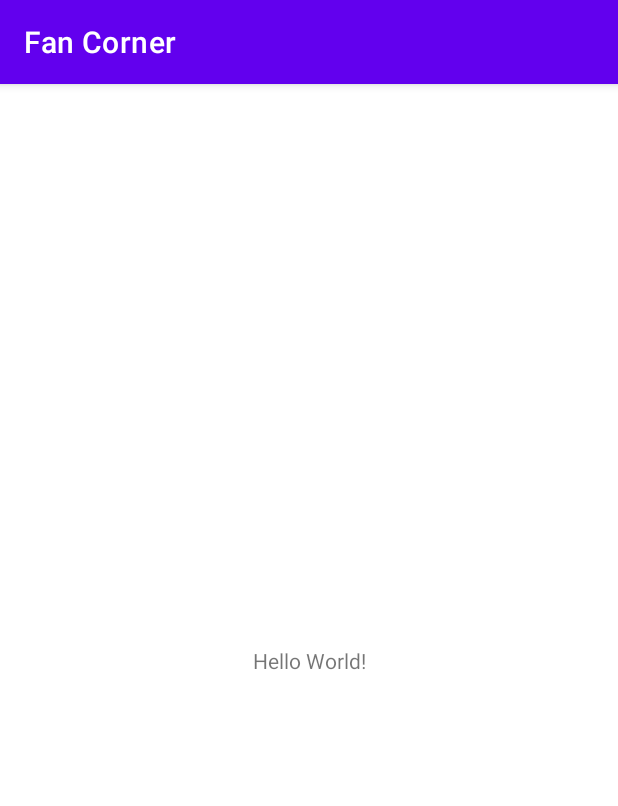
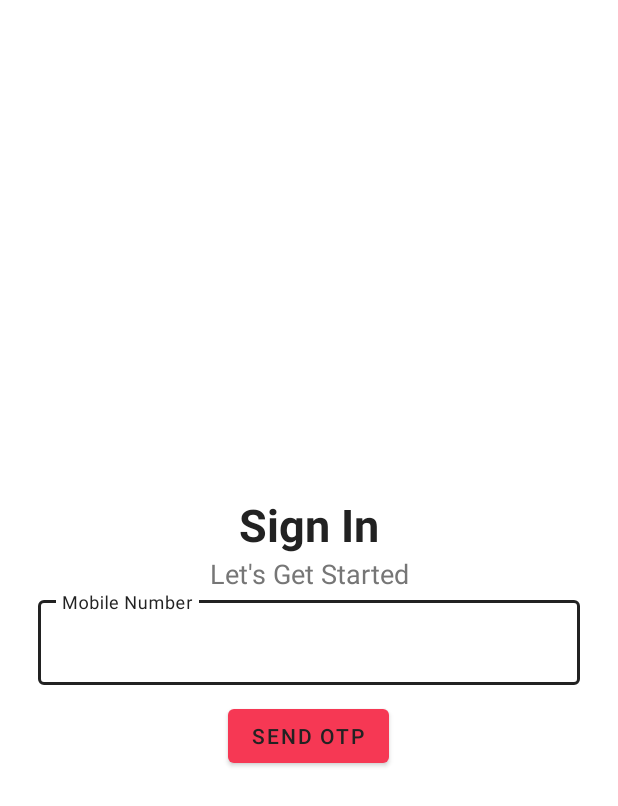
Before and after one commit to The-Code-market/ISL-FanCorner, an Android app: the screen it shows after launch (MainActivity before the commit, SignInScreen after it), on a phone screen of 412 x 824 dp. Shown: the top 806 px of the screen. Run offline under Robolectric (Android 15) with nearby library versions, the phone set to English and light mode, and no system bars.

Commit message:
Added sign in and otp screen

```diff
--- a/app/build.gradle
+++ b/app/build.gradle
@@ -35,4 +35,8 @@ dependencies {
     testImplementation 'junit:junit:4.+'
     androidTestImplementation 'androidx.test.ext:junit:1.1.2'
     androidTestImplementation 'androidx.test.espresso:espresso-core:3.3.0'
+
+    implementation 'com.google.android.material:material:1.2.1'
+    //OTP PIN View Design
+    implementation 'com.chaos.view:pinview:1.4.3'
 }
--- a/app/src/main/AndroidManifest.xml
+++ b/app/src/main/AndroidManifest.xml
@@ -9,7 +9,8 @@
         android:roundIcon="@mipmap/ic_launcher_round"
         android:supportsRtl="true"
         android:theme="@style/Theme.FanCorner">
-        <activity android:name=".MainActivity">
+        <activity android:name=".OTPScreen" />
+        <activity android:name=".SignInScreen">
             <intent-filter>
                 <action android:name="android.intent.action.MAIN" />
 
--- a/app/src/main/java/com/codemaster/fancorner/MainActivity.java
+++ b/app/src/main/java/com/codemaster/fancorner/OTPScreen.java
@@ -3,12 +3,14 @@ package com.codemaster.fancorner;
 import androidx.appcompat.app.AppCompatActivity;
 
 import android.os.Bundle;
+import android.view.View;
 
-public class MainActivity extends AppCompatActivity {
+public class OTPScreen extends AppCompatActivity {
 
     @Override
     protected void onCreate(Bundle savedInstanceState) {
         super.onCreate(savedInstanceState);
-        setContentView(R.layout.activity_main);
+        setContentView(R.layout.activity_o_t_p_screen);
+        getWindow().getDecorView().setSystemUiVisibility(View.SYSTEM_UI_FLAG_LIGHT_STATUS_BAR);
     }
 }
--- /dev/null
+++ b/app/src/main/java/com/codemaster/fancorner/SignInScreen.java
@@ -0,0 +1,33 @@
+package com.codemaster.fancorner;
+
+import androidx.annotation.RequiresApi;
+import androidx.appcompat.app.AppCompatActivity;
+
+import android.content.Intent;
+import android.os.Build;
+import android.os.Bundle;
+import android.view.View;
+import android.widget.Button;
+
+import com.google.android.material.textfield.TextInputEditText;
+
+public class SignInScreen extends AppCompatActivity {
+
+    TextInputEditText mobileNumberTextInput;
+    Button sendOTPBtn;
+    @RequiresApi(api = Build.VERSION_CODES.M)
+    @Override
+    protected void onCreate(Bundle savedInstanceState) {
+        super.onCreate(savedInstanceState);
+        setContentView(R.layout.activity_sign_in);
+        getWindow().getDecorView().setSystemUiVisibility(View.SYSTEM_UI_FLAG_LIGHT_STATUS_BAR);
+
+        mobileNumberTextInput = findViewById(R.id.mobileNumberTextInput);
+        sendOTPBtn = findViewById(R.id.sendOtpButton);
+
+        sendOTPBtn.setOnClickListener(v -> {
+            Intent otpScreenIntent = new Intent(SignInScreen.this, OTPScreen.class);
+            startActivity(otpScreenIntent);
+        });
+    }
+}
--- a/app/src/main/res/layout/activity_main.xml
+++ /dev/null
@@ -1,18 +0,0 @@
-<?xml version="1.0" encoding="utf-8"?>
-<androidx.constraintlayout.widget.ConstraintLayout xmlns:android="http://schemas.android.com/apk/res/android"
-    xmlns:app="http://schemas.android.com/apk/res-auto"
-    xmlns:tools="http://schemas.android.com/tools"
-    android:layout_width="match_parent"
-    android:layout_height="match_parent"
-    tools:context=".MainActivity">
-
-    <TextView
-        android:layout_width="wrap_content"
-        android:layout_height="wrap_content"
-        android:text="Hello World!"
-        app:layout_constraintBottom_toBottomOf="parent"
-        app:layout_constraintLeft_toLeftOf="parent"
-        app:layout_constraintRight_toRightOf="parent"
-        app:layout_constraintTop_toTopOf="parent" />
-
-</androidx.constraintlayout.widget.ConstraintLayout>
--- /dev/null
+++ b/app/src/main/res/layout/activity_sign_in.xml
@@ -0,0 +1,78 @@
+<?xml version="1.0" encoding="utf-8"?>
+<RelativeLayout xmlns:android="http://schemas.android.com/apk/res/android"
+    xmlns:app="http://schemas.android.com/apk/res-auto"
+    xmlns:tools="http://schemas.android.com/tools"
+    android:layout_width="match_parent"
+    android:layout_height="match_parent"
+    android:background="@color/colorWhite"
+    android:orientation="vertical"
+    android:paddingLeft="25dp"
+    android:paddingTop="30dp"
+    android:paddingRight="25dp"
+    android:paddingBottom="30dp"
+    android:windowFullscreen="true"
+    android:gravity="center"
+    tools:context=".SignInScreen">
+
+    <TextView
+        android:id="@+id/textView1"
+        android:layout_width="wrap_content"
+        android:layout_height="wrap_content"
+        android:layout_alignParentStart="true"
+        android:layout_alignParentLeft="true"
+        android:layout_alignParentEnd="true"
+        android:layout_alignParentRight="true"
+        android:layout_gravity="center"
+        android:layout_marginTop="20dp"
+        android:text="@string/sign_in"
+        android:textAlignment="center"
+        android:textColor="@color/colorBlack"
+        android:textSize="30sp"
+        android:textStyle="bold" />
+
+    <TextView
+        android:id="@+id/textView2"
+        android:layout_width="wrap_content"
+        android:layout_height="wrap_content"
+        android:layout_below="@+id/textView1"
+        android:layout_alignParentStart="true"
+        android:layout_alignParentLeft="true"
+        android:layout_alignParentEnd="true"
+        android:layout_alignParentRight="true"
+        android:layout_gravity="center"
+        android:text="@string/let_s_get_started"
+        android:textAlignment="center"
+        android:textColor="@color/colorGray"
+        android:textSize="18sp" />
+
+    <com.google.android.material.textfield.TextInputLayout
+        android:id="@+id/mobileNumberText"
+        style="@style/Widget.MaterialComponents.TextInputLayout.OutlinedBox"
+        android:layout_width="match_parent"
+        android:layout_height="wrap_content"
+        android:layout_below="@+id/textView2"
+        android:hint="@string/mobile_number"
+        app:boxStrokeColor="@color/colorBlack"
+        android:textColorHint="@color/colorBlack"
+        app:hintTextColor="@color/colorBlack">
+
+        <com.google.android.material.textfield.TextInputEditText
+            android:id="@+id/mobileNumberTextInput"
+            android:layout_width="match_parent"
+            android:layout_height="wrap_content"
+            android:inputType="number"/>
+
+    </com.google.android.material.textfield.TextInputLayout>
+
+    <Button
+        android:id="@+id/sendOtpButton"
+        android:layout_width="wrap_content"
+        android:layout_height="wrap_content"
+        android:text="@string/send_otp"
+        android:layout_centerHorizontal="true"
+        android:layout_below="@+id/mobileNumberText"
+        android:layout_marginTop="10dp"
+        app:backgroundTint="@color/colorRed"
+        />
+
+</RelativeLayout>
--- a/app/src/main/res/values-night/themes.xml
+++ b/app/src/main/res/values-night/themes.xml
@@ -1,16 +1,20 @@
 <resources xmlns:tools="http://schemas.android.com/tools">
     <!-- Base application theme. -->
-    <style name="Theme.FanCorner" parent="Theme.MaterialComponents.DayNight.DarkActionBar">
+    <style name="Theme.FanCorner" parent="Theme.MaterialComponents.Light.NoActionBar">
         <!-- Primary brand color. -->
-        <item name="colorPrimary">@color/purple_200</item>
-        <item name="colorPrimaryVariant">@color/purple_700</item>
-        <item name="colorOnPrimary">@color/black</item>
+        <item name="colorPrimary">@color/colorWhite</item>
+        <item name="colorPrimaryVariant">@color/colorBlack</item>
+        <item name="colorOnPrimary">@color/colorBlack</item>
         <!-- Secondary brand color. -->
-        <item name="colorSecondary">@color/teal_200</item>
-        <item name="colorSecondaryVariant">@color/teal_200</item>
-        <item name="colorOnSecondary">@color/black</item>
-        <!-- Status bar color. -->
-        <item name="android:statusBarColor" tools:targetApi="l">?attr/colorPrimaryVariant</item>
+        <item name="colorSecondary">@color/colorRed</item>
+        <item name="colorSecondaryVariant">@color/colorRedDark</item>
+        <item name="colorOnSecondary">@color/colorBlack</item>
+        <!-- Status bar color.-->
+        <item name="android:statusBarColor" tools:targetApi="l">?attr/colorPrimary</item>
         <!-- Customize your theme here. -->
+        <item name="windowNoTitle">true</item>
+        <item name="windowActionBar">false</item>
+        <item name="android:windowFullscreen">true</item>
+        <item name="android:windowContentOverlay">@null</item>
     </style>
 </resources>
--- a/app/src/main/res/values/colors.xml
+++ b/app/src/main/res/values/colors.xml
@@ -1,10 +1,12 @@
 <?xml version="1.0" encoding="utf-8"?>
 <resources>
-    <color name="purple_200">#FFBB86FC</color>
-    <color name="purple_500">#FF6200EE</color>
-    <color name="purple_700">#FF3700B3</color>
-    <color name="teal_200">#FF03DAC5</color>
-    <color name="teal_700">#FF018786</color>
-    <color name="black">#FF000000</color>
-    <color name="white">#FFFFFFFF</color>
+    <color name="colorPrimary">#ffffff</color>
+    <color name="colorPrimaryDark">#ffffff</color>
+    <color name="colorAccent">#03DAC5</color>
+    <color name="colorRed">#f63854</color>
+    <color name="colorRedDark">#ffe91e63</color>
+    <color name="colorWhite">#ffffff</color>
+    <color name="colorBlack">#222222</color>
+    <color name="colorGreyLight">#3BCDCDCD</color>
+    <color name="colorGray">#767676</color>
 </resources>
--- a/app/src/main/res/values/strings.xml
+++ b/app/src/main/res/values/strings.xml
@@ -1,3 +1,12 @@
 <resources>
     <string name="app_name">Fan Corner</string>
+    <string name="sign_in">Sign In</string>
+    <string name="let_s_get_started">Let\'s Get Started</string>
+    <string name="mobile_number">Mobile Number</string>
+    <string name="send_otp">Send OTP</string>
+    <string name="verify_your_mobile">Verify your mobile</string>
+    <string name="enter_your_otp_code_here">Enter your OTP code here</string>
+    <string name="didn_t_receive_an_otp">Didn\'t receive an OTP?</string>
+    <string name="resend_otp">Resend OTP</string>
+    <string name="verify">Verify</string>
 </resources>
--- a/app/src/main/res/values/themes.xml
+++ b/app/src/main/res/values/themes.xml
@@ -1,16 +1,16 @@
 <resources xmlns:tools="http://schemas.android.com/tools">
     <!-- Base application theme. -->
-    <style name="Theme.FanCorner" parent="Theme.MaterialComponents.DayNight.DarkActionBar">
+    <style name="Theme.FanCorner" parent="Theme.MaterialComponents.Light.NoActionBar">
         <!-- Primary brand color. -->
-        <item name="colorPrimary">@color/purple_500</item>
-        <item name="colorPrimaryVariant">@color/purple_700</item>
-        <item name="colorOnPrimary">@color/white</item>
+        <item name="colorPrimary">@color/colorWhite</item>
+        <item name="colorPrimaryVariant">@color/colorBlack</item>
+        <item name="colorOnPrimary">@color/colorBlack</item>
         <!-- Secondary brand color. -->
-        <item name="colorSecondary">@color/teal_200</item>
-        <item name="colorSecondaryVariant">@color/teal_700</item>
-        <item name="colorOnSecondary">@color/black</item>
-        <!-- Status bar color. -->
-        <item name="android:statusBarColor" tools:targetApi="l">?attr/colorPrimaryVariant</item>
+        <item name="colorSecondary">@color/colorRed</item>
+        <item name="colorSecondaryVariant">@color/colorRedDark</item>
+        <item name="colorOnSecondary">@color/colorBlack</item>
+        <!-- Status bar color.-->
+        <item name="android:statusBarColor" tools:targetApi="l">?attr/colorPrimary</item>
         <!-- Customize your theme here. -->
     </style>
 </resources>
```
Also changed, not shown: app/src/main/res/layout/activity_o_t_p_screen.xml (added, +63 -0 lines).
